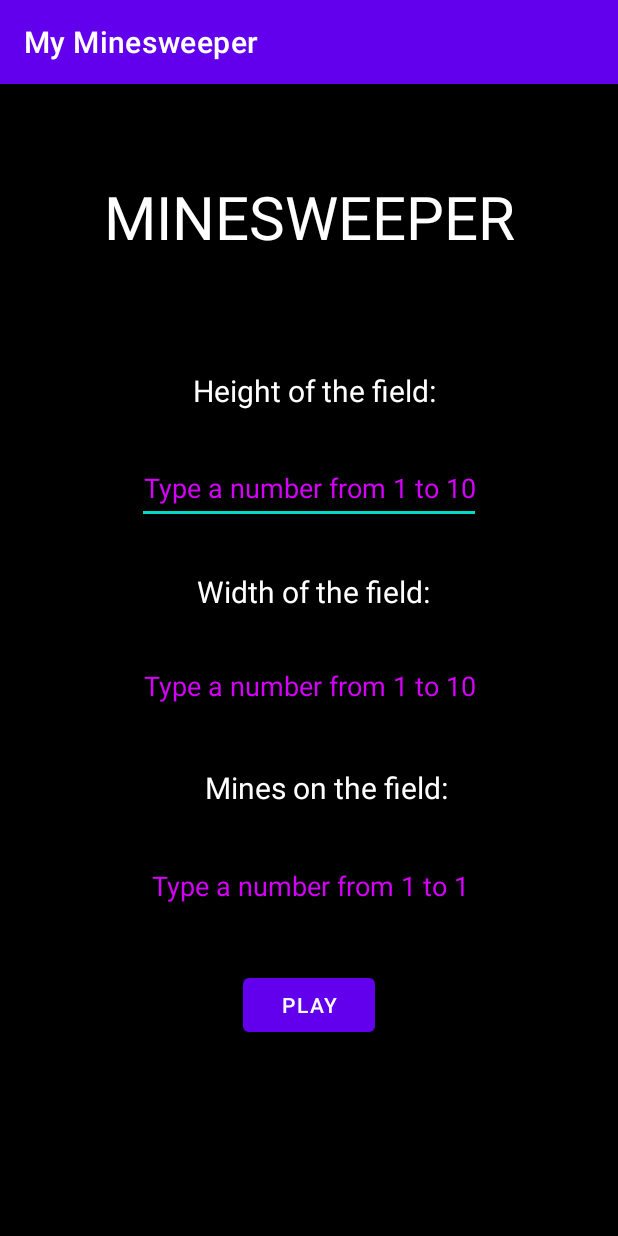
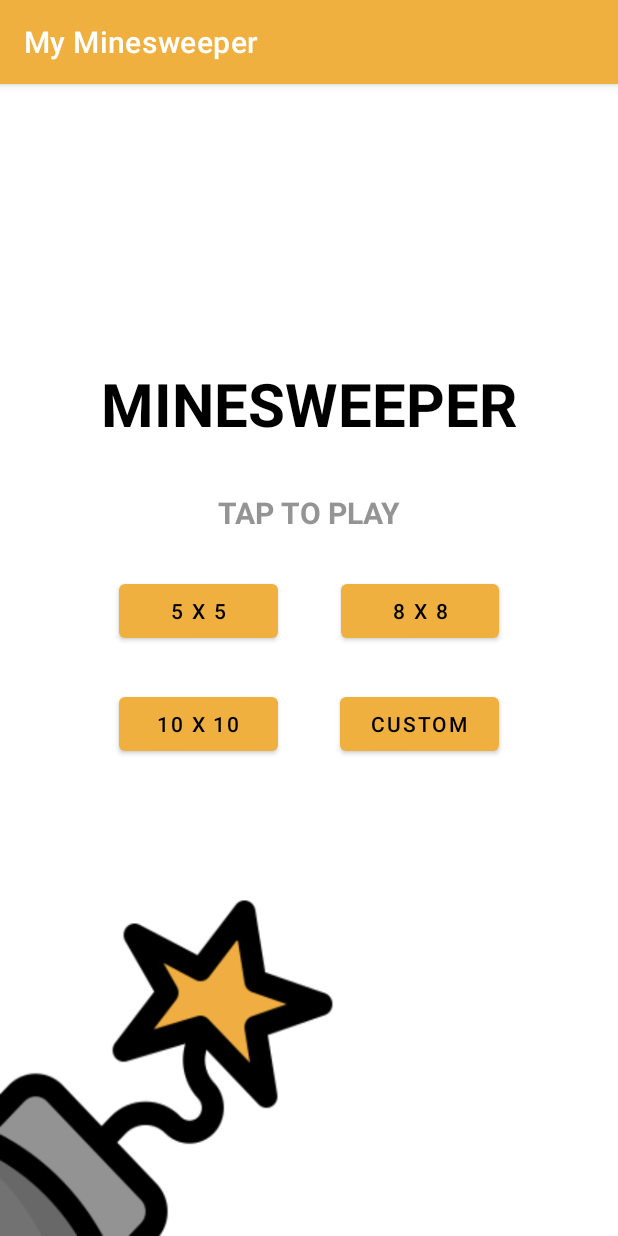
Before and after one commit to senglish42/Minesweeper_App, an Android app: the screen it shows after launch (MainActivity), on a phone screen of 412 x 824 dp. Run offline under Robolectric (Android 15) with nearby library versions, the phone set to English and light mode, and no system bars.

Commit message:
v0.1.1 beta: new main menu added, with a better design and a new style. the previous main activity is customized field activity now, it needs to be restyled. play activity needs some changes in appearance and game logic.

```diff
--- a/app/src/main/AndroidManifest.xml
+++ b/app/src/main/AndroidManifest.xml
@@ -13,10 +13,11 @@
             android:exported="true">
             <intent-filter>
                 <action android:name="android.intent.action.MAIN" />
-
                 <category android:name="android.intent.category.LAUNCHER" />
             </intent-filter>
         </activity>
+        <activity android:name=".CustomizeFieldActivity"
+            android:exported="true"/>
         <activity android:name=".PlayActivity"
             android:exported="true"/>
     </application>
--- a/app/src/main/res/layout/activity_main.xml
+++ b/app/src/main/res/layout/activity_main.xml
@@ -1,121 +1,97 @@
 <?xml version="1.0" encoding="utf-8"?>
+
 <androidx.constraintlayout.widget.ConstraintLayout xmlns:android="http://schemas.android.com/apk/res/android"
     xmlns:app="http://schemas.android.com/apk/res-auto"
     xmlns:tools="http://schemas.android.com/tools"
     android:id="@+id/linearLayoutCompat"
     android:layout_width="match_parent"
     android:layout_height="match_parent"
-    android:background="@color/black"
+    android:background="@drawable/bomb1"
+    android:orientation="horizontal"
     tools:context=".MainActivity">
 
     <TextView
         android:id="@+id/title"
         android:layout_width="wrap_content"
         android:layout_height="wrap_content"
-        android:layout_marginTop="61dp"
+        android:layout_marginTop="180dp"
+        android:layout_marginBottom="26dp"
         android:text="@string/name"
-        android:textColor="@color/white"
+        android:textColor="@color/black"
         android:textSize="40sp"
+        android:textStyle="bold"
+        app:layout_constraintBottom_toTopOf="@+id/textView"
         app:layout_constraintEnd_toEndOf="parent"
         app:layout_constraintStart_toStartOf="parent"
         app:layout_constraintTop_toTopOf="parent" />
 
     <TextView
-        android:id="@+id/height_text"
+        android:id="@+id/textView"
         android:layout_width="wrap_content"
         android:layout_height="wrap_content"
-        android:layout_marginStart="37dp"
-        android:layout_marginBottom="27dp"
-        android:text="@string/height_text"
-        android:textColor="@color/white"
+        android:layout_marginBottom="21dp"
+        android:text="@string/main_description"
+        android:textColor="@color/gray"
         android:textSize="20sp"
-        app:layout_constraintBottom_toTopOf="@+id/height_edit"
-        app:layout_constraintStart_toStartOf="@+id/height_edit" />
+        android:textStyle="bold"
+        app:layout_constraintBottom_toTopOf="@+id/button8"
+        app:layout_constraintEnd_toEndOf="parent"
+        app:layout_constraintStart_toStartOf="parent"
+        app:layout_constraintTop_toBottomOf="@+id/title" />
 
-    <EditText
-        android:id="@+id/height_edit"
-        android:layout_width="wrap_content"
-        android:layout_height="wrap_content"
-        android:layout_marginBottom="31dp"
-        android:autofillHints=""
-        android:gravity="center"
-        android:hint="@string/hint"
-        android:inputType="number"
-        android:minHeight="48dp"
-        android:text=""
-        android:textColor="#D500F9"
-        android:textColorHint="#D500F9"
-        app:layout_constraintBottom_toTopOf="@+id/width_text"
+    <Button
+        android:id="@+id/button5"
+        android:layout_width="0dp"
+        android:layout_height="48dp"
+        android:layout_marginStart="79dp"
+        android:layout_marginTop="21dp"
+        android:layout_marginEnd="42dp"
+        android:layout_marginBottom="21dp"
+        android:text="@string/button_5"
+        android:textColor="@color/black"
+        app:layout_constraintBottom_toTopOf="@+id/button10"
+        app:layout_constraintEnd_toStartOf="@+id/button8"
+        app:layout_constraintStart_toStartOf="parent"
+        app:layout_constraintTop_toBottomOf="@+id/textView" />
+
+    <Button
+        android:id="@+id/button8"
+        android:layout_width="0dp"
+        android:layout_height="48dp"
+        android:layout_marginEnd="79dp"
+        android:layout_marginBottom="21dp"
+        android:text="@string/button_8"
+        android:textColor="@color/black"
+        app:layout_constraintBottom_toTopOf="@+id/button10"
         app:layout_constraintEnd_toEndOf="parent"
-        app:layout_constraintStart_toStartOf="parent" />
+        app:layout_constraintStart_toEndOf="@+id/button5"
+        app:layout_constraintTop_toBottomOf="@+id/textView" />
 
-    <TextView
-        android:id="@+id/width_text"
-        android:layout_width="wrap_content"
-        android:layout_height="wrap_content"
-        android:layout_marginStart="40dp"
-        android:layout_marginBottom="25dp"
-        android:text="@string/width_text"
-        android:textColor="@color/white"
-        android:textSize="20sp"
-        app:layout_constraintBottom_toTopOf="@+id/width_edit"
-        app:layout_constraintStart_toStartOf="@+id/width_edit" />
+    <Button
+        android:id="@+id/button10"
+        android:layout_width="0dp"
+        android:layout_height="48dp"
+        android:layout_marginStart="79dp"
+        android:layout_marginEnd="41dp"
+        android:layout_marginBottom="311dp"
+        android:text="@string/button_10"
+        android:textColor="@color/black"
+        app:layout_constraintBottom_toBottomOf="parent"
+        app:layout_constraintEnd_toStartOf="@+id/buttonCustom"
+        app:layout_constraintStart_toStartOf="parent"
+        app:layout_constraintTop_toBottomOf="@+id/button8" />
 
-    <EditText
-        android:id="@+id/width_edit"
-        android:layout_width="wrap_content"
-        android:layout_height="wrap_content"
-        android:layout_marginBottom="30dp"
-        android:autofillHints=""
-        android:hint="@string/hint"
-        android:gravity="center"
-        android:inputType="number"
-        android:minHeight="48dp"
-        android:text=""
-        android:textColor="#D500F9"
-        android:textColorHint="#D500F9"
-        app:layout_constraintBottom_toTopOf="@+id/mines_text"
+    <Button
+        android:id="@+id/buttonCustom"
+        android:layout_width="0dp"
+        android:layout_height="48dp"
+        android:layout_marginEnd="79dp"
+        android:text="@string/button_custom"
+        android:textColor="@color/black"
+        app:layout_constraintBottom_toBottomOf="@+id/button10"
         app:layout_constraintEnd_toEndOf="parent"
-        app:layout_constraintStart_toStartOf="parent" />
+        app:layout_constraintStart_toEndOf="@+id/button10"
+        app:layout_constraintTop_toTopOf="@+id/button10" />
 
 
-    <TextView
-        android:id="@+id/mines_text"
-        android:layout_width="wrap_content"
-        android:layout_height="wrap_content"
-        android:layout_marginStart="40dp"
-        android:layout_marginBottom="28dp"
-        android:text="@string/mines_text"
-        android:textColor="@color/white"
-        android:textSize="20sp"
-        app:layout_constraintBottom_toTopOf="@+id/mines_edit"
-        app:layout_constraintStart_toStartOf="@+id/mines_edit" />
-
-    <EditText
-        android:id="@+id/mines_edit"
-        android:layout_width="wrap_content"
-        android:layout_height="wrap_content"
-        android:layout_marginBottom="209dp"
-        android:autofillHints=""
-        android:gravity="center"
-        android:hint="@string/hint_mines"
-        android:inputType="number"
-        android:minHeight="48dp"
-        android:text=""
-        android:textColor="#D500F9"
-        android:textColorHint="#D500F9"
-        app:layout_constraintBottom_toBottomOf="parent"
-        app:layout_constraintEnd_toEndOf="parent"
-        app:layout_constraintStart_toStartOf="parent" />
-
-    <Button
-        android:id="@+id/button_main"
-        android:layout_width="wrap_content"
-        android:layout_height="wrap_content"
-        android:layout_marginTop="31dp"
-        android:text="@string/button_main"
-        app:layout_constraintEnd_toEndOf="parent"
-        app:layout_constraintStart_toStartOf="parent"
-        app:layout_constraintTop_toBottomOf="@+id/mines_edit" />
-
 </androidx.constraintlayout.widget.ConstraintLayout>
--- a/app/src/main/res/values/colors.xml
+++ b/app/src/main/res/values/colors.xml
@@ -8,4 +8,6 @@
     <color name="black">#FF000000</color>
     <color name="white">#FFFFFFFF</color>
     <color name="red">#FF1744</color>
+    <color name="deep_yellow">#F0B040</color>
+    <color name="gray">#949494</color>
 </resources>
--- a/app/src/main/res/values/strings.xml
+++ b/app/src/main/res/values/strings.xml
@@ -15,6 +15,11 @@
     <string name="mines_text">Mines on the field:</string>
     <string name="hint">Type a number from 1 to 10</string>
     <string name="hint_mines">Type a number from 1 to 1</string>
+    <string name="main_description">TAP TO PLAY</string>
+    <string name="button_5">5 x 5</string>
+    <string name="button_8">8 x 8</string>
+    <string name="button_10">10 x 10</string>
+    <string name="button_custom">CUSTOM</string>
     <string name="button_main">PLAY</string>
     <string name="button_play">CHECK</string>
     <string name="hello_first_fragment">Hello first fragment</string>
--- a/app/src/main/res/values/themes.xml
+++ b/app/src/main/res/values/themes.xml
@@ -2,7 +2,7 @@
     <!-- Base application theme. -->
     <style name="Theme.MyMinesweeper" parent="Theme.MaterialComponents.DayNight.DarkActionBar">
         <!-- Primary brand color. -->
-        <item name="colorPrimary">@color/purple_500</item>
+        <item name="colorPrimary">@color/deep_yellow</item>
         <item name="colorPrimaryVariant">@color/purple_700</item>
         <item name="colorOnPrimary">@color/white</item>
         <!-- Secondary brand color. -->
```
Also changed, not shown: app/src/main/java/com/example/myminesweeper/CustomizeFieldActivity.kt (added, +88 -0 lines), app/src/main/java/com/example/myminesweeper/MainActivity.kt (+20 -69 lines), app/src/main/res/layout/activity_customize_field.xml (added, +121 -0 lines), app/src/main/res/drawable/bomb.png (added), app/src/main/res/drawable/bomb1.png (added).
